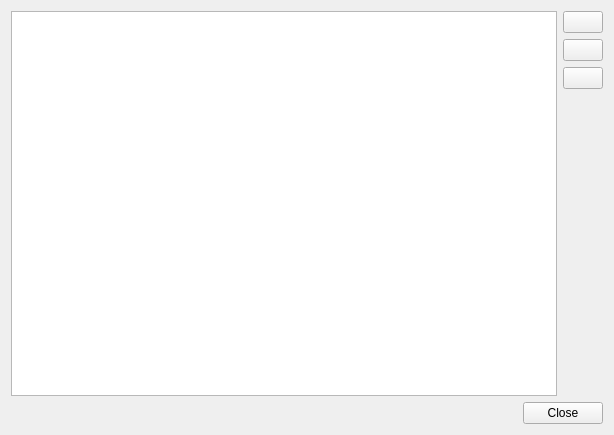
Qt form src/playlist/PlaylistQueueEditor.ui (KDE/amarok) before a commit.
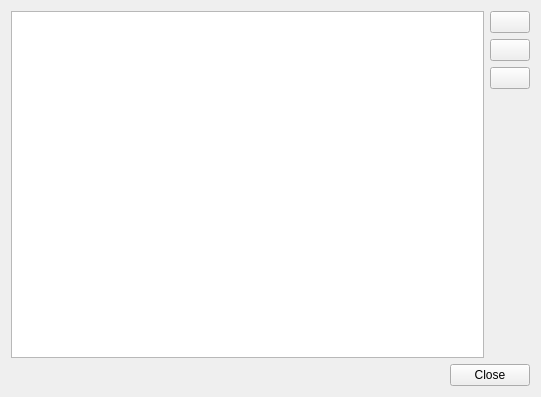
The same form after that commit.

Commit message: Queue Editor: Fix clear button icon. Make initial size smaller.

Diff of the .ui file:
```diff
--- a/src/playlist/PlaylistQueueEditor.ui
+++ b/src/playlist/PlaylistQueueEditor.ui
@@ -6,8 +6,8 @@
    <rect>
     <x>0</x>
     <y>0</y>
-    <width>614</width>
-    <height>435</height>
+    <width>541</width>
+    <height>397</height>
    </rect>
   </property>
   <property name="windowTitle">
```
The commit also changes 1 other file.
